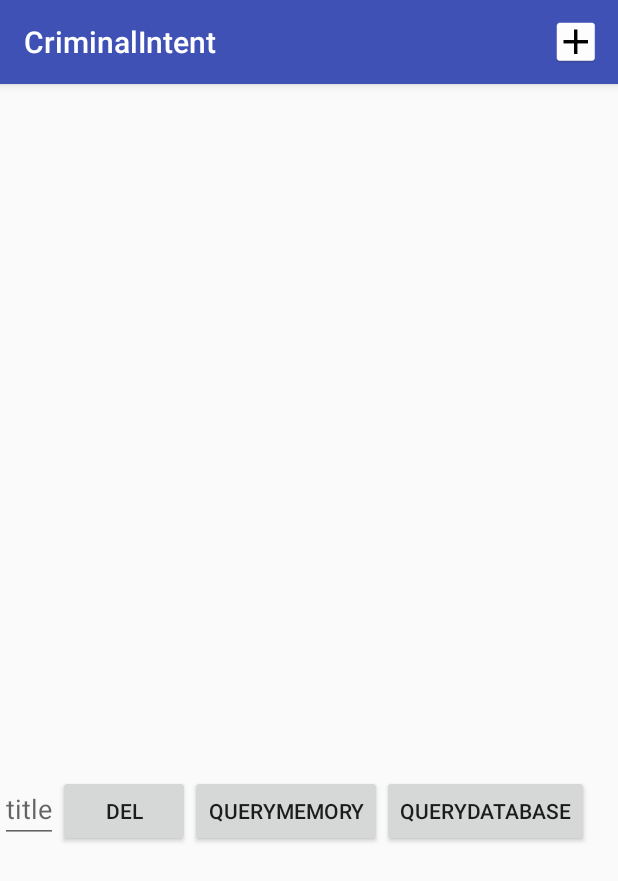
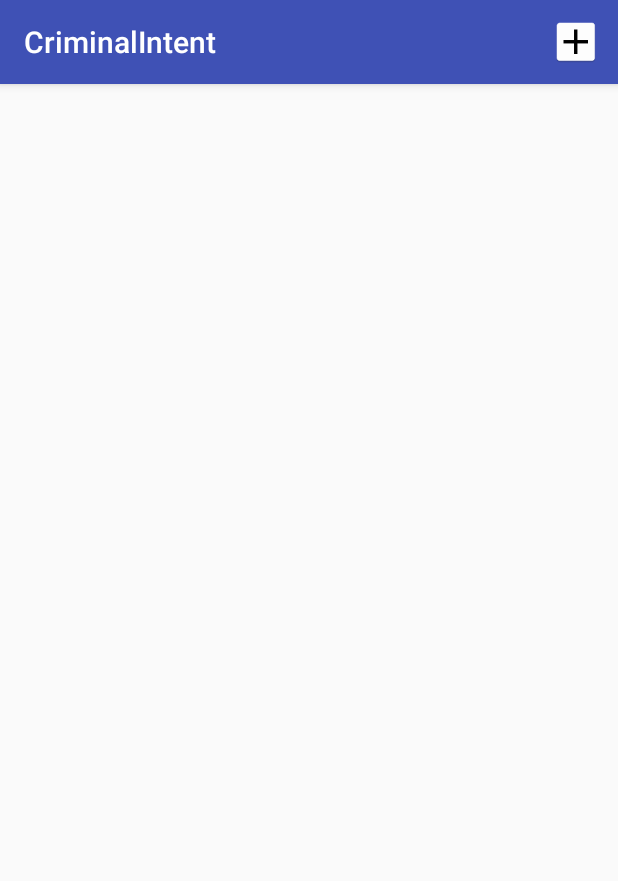
Before and after one commit to z3896823/CrimeIntent, an Android app: the screen it shows after launch (CrimeListActivity), on a phone screen of 412 x 824 dp. Shown: the top 881 px of the screen. Run offline under Robolectric (Android 15) with nearby library versions, the phone set to English and light mode, and no system bars; libraries missing offline, so code that uses them is left out: com.facebook.stetho, org.greenrobot.greendao; 5 statements that could not run were skipped.

Commit message:
dao completed

```diff
--- a/app/src/main/AndroidManifest.xml
+++ b/app/src/main/AndroidManifest.xml
@@ -20,6 +20,7 @@
 
         <activity android:name="org.zyb.crimeintent.CrimePagerActivity"
             android:parentActivityName="org.zyb.crimeintent.CrimeListActivity"/>
+
     </application>
 
 </manifest>
--- a/app/src/main/java/org/zyb/crimeintent/CrimePagerActivity.java
+++ b/app/src/main/java/org/zyb/crimeintent/CrimePagerActivity.java
@@ -11,12 +11,11 @@
 import android.support.v4.view.ViewPager;
 import android.support.v7.app.AppCompatActivity;
 
-import org.zyb.crimeintent.dao.Crime;
-import org.zyb.crimeintent.dao.CrimeManager;
+import org.zyb.crimeintent.model.Crime;
+import org.zyb.crimeintent.model.CrimeManager;
 import org.zyb.crimeintent.fragment.CrimeDetailFragment;
 
 import java.util.List;
-import java.util.UUID;
 
 /**
  * <pre>
--- a/app/src/main/java/org/zyb/crimeintent/dao/CrimeDao.java
+++ b/app/src/main/java/org/zyb/crimeintent/dao/CrimeDao.java
@@ -8,6 +8,7 @@
 import org.greenrobot.greendao.internal.DaoConfig;
 import org.greenrobot.greendao.database.Database;
 import org.greenrobot.greendao.database.DatabaseStatement;
+import org.zyb.crimeintent.model.Crime;
 
 // THIS CODE IS GENERATED BY greenDAO, DO NOT EDIT.
 /**
--- a/app/src/main/java/org/zyb/crimeintent/dao/CrimeManager.java
+++ /dev/null
@@ -1,61 +0,0 @@
-package org.zyb.crimeintent.dao;
-
-import org.zyb.crimeintent.MyApplication;
-
-import java.util.List;
-import java.util.ListIterator;
-
-/**
- * <pre>
- *     author : zyb
- *     e-mail : hbdxzyb@hotmail.com
- *     time   : 2017/04/17
- *     desc   :
- *     version: 1.0
- * </pre>
- */
-
-public class CrimeManager {
-
-    private List<Crime> crimeList;
-    private static CrimeManager crimeManager;
-
-    private CrimeManager(){
-    }
-
-    public static CrimeManager getCrimeManager(){
-        if (crimeManager == null){
-            crimeManager = new CrimeManager();
-        }
-        return crimeManager;
-    }
-
-    public List<Crime> getCrimeList() {
-        if (crimeList == null){
-            crimeList = getCrimeListFromDB();
-        }
-        return crimeList;
-    }
-
-    public void addCrime(Crime crime){
-        crimeList.add(crime);
-        MyApplication.getDaoSession().getCrimeDao().insert(crime);
-    }
-
-    public void deleteCrime(Crime crime){
-        crimeList.remove(crime);
-        MyApplication.getDaoSession().getCrimeDao().delete(crime);
-    }
-
-    public void updateCrime(Crime crime){
-        MyApplication.getDaoSession().getCrimeDao().update(crime);
-    }
-
-    public Crime getCrimeById(Long id){
-        return MyApplication.getDaoSession().getCrimeDao().load(id);
-    }
-
-    private List<Crime> getCrimeListFromDB(){
-        return MyApplication.getDaoSession().getCrimeDao().loadAll();
-    }
-}
--- a/app/src/main/java/org/zyb/crimeintent/dao/DaoSession.java
+++ b/app/src/main/java/org/zyb/crimeintent/dao/DaoSession.java
@@ -8,9 +8,7 @@
 import org.greenrobot.greendao.identityscope.IdentityScopeType;
 import org.greenrobot.greendao.internal.DaoConfig;
 
-import org.zyb.crimeintent.dao.Crime;
-
-import org.zyb.crimeintent.dao.CrimeDao;
+import org.zyb.crimeintent.model.Crime;
 
 // THIS CODE IS GENERATED BY greenDAO, DO NOT EDIT.
 
--- a/app/src/main/java/org/zyb/crimeintent/model/CrimeManager.java
+++ b/app/src/main/java/org/zyb/crimeintent/model/CrimeManager.java
@@ -1,175 +1,63 @@
-//package org.zyb.crimeintent.model;
-//
-//import android.content.Context;
-//import android.database.Cursor;
-//import android.database.sqlite.SQLiteDatabase;
-//import android.util.Log;
-//
-//import org.zyb.crimeintent.database.CrimeDBHelper;
-//import org.zyb.crimeintent.database.CursorParser;
-//import org.zyb.crimeintent.util.Utility;
-//
-//import java.util.ArrayList;
-//import java.util.List;
-//import java.util.UUID;
-//
-///**
-// * <pre>
-// *     author : zyb
-// *     e-mail : hbdxzyb@hotmail.com
-// *     time   : 2017/03/16
-// *     desc   : 模型类的控制类，使用单例模式，作为程序与数据库沟通的桥梁，负责维护数据库中的数据和内存中的数据的一致性
-// *     version: 2.0
-// * </pre>
-// *
-// * 注意，这里的设计是想把该类对象作为单例，但是其他方法却是通过对象调用的方式来访问
-// * 注意到只有getCrimeLab是静态方法，另外两个get不是静态的，必须通过对象来调用
-// *
-// * 该类对数据库提交程序对数据的修改，同时也负责维护内存中数据的变化，保持和数据库的一致性。
-// *
-// */
-//
-//public class CrimeManager {
-//
-//    private static final String TAG = "ybz";
-//    private static CrimeManager sCrimeManager; // memory leak here
-//
-//    private List<Crime> crimeList = new ArrayList<>();
-//
-//    private SQLiteDatabase crimeDB;
-//
-//    private static final String DB_NAME = "crimeDB";
-//    private int version = 1;
-//    private String createTable = "create table Crime (" +
-//            "id integer primary key autoincrement," +
-//            "UUID text," +
-//            "title text," +
-//            "date text," +
-//            "isSolved int)";
-//
-//    private CrimeManager(Context context){
-//        // create or get database here
-//        crimeDB = new CrimeDBHelper(context,DB_NAME,version,createTable).getWritableDatabase();
-//    }
-//
-//    public static CrimeManager getCrimeManager(Context context){
-//        if (sCrimeManager == null){
-//            sCrimeManager = new CrimeManager(context);
-//        }
-//        return sCrimeManager;
-//    }
-//
-//    //强制从数据库取数据
-//    public List<Crime> getCrimeListFromDB(){
-//        Cursor cursor = crimeDB.rawQuery("select * from Crime",null);
-//        List<Crime> crimeList1 = CursorParser.getCrimeList(cursor);
-//        cursor.close();
-//        return crimeList1;
-//    }
-//
-//    public List<Crime> getCrimeList(){
-//        if (crimeList.size() == 0) {
-//            // query database here
-//            Cursor cursor = crimeDB.rawQuery("select * from Crime",null);
-//            crimeList = CursorParser.getCrimeList(cursor);
-//            cursor.close();
-//            // 如果数据库为空，对列表执行初始化，但是该初始化并不向数据库写入数据
-//            if (crimeList.isEmpty()){
-//                Crime crime = new Crime();
-//                crime.setTitle("this is a title");
-//                crime.setDate(Utility.getNowTime());
-//                crime.setSolved(true);
-//                crimeList.add(crime);
-//            }
-//            Log.d(TAG, "CrimeList get from database:");
-//            for (Crime crime:crimeList){
-//                Log.d(TAG, "crime title: "+ crime.getTitle()+ "  uuid: "+crime.getUuid().toString());
-//            }
-//        }
-//
-//        return crimeList;
-//    }
-//    /**
-//     * 这里要更新内存中的crimeList，有两种方法：
-//     * 1. 重新从数据库中读取新的列表
-//     * 2. 把新的crime直接添加到内存中的crimeList中去（选用）
-//     */
-//    public UUID addCrime(){
-//        // add into database and update crimeList in memory
-//        Crime crime = new Crime();
-//        crimeList.add(crime);
-//        crimeDB.execSQL("insert into Crime (UUID, title, date ,isSolved) values (?,?,?,?)",
-//                new String[]{crime.getUuid().toString(),"",crime.getDate(),"0"});
-//        Log.d(TAG, crime.getTitle()+ " is added to database by CrimeManager");
-//        return crime.getUuid();
-//    }
-//
-//    /**
-//     * 删除数据库后要更新内存中的crimeList，此时有两种情况：
-//     * 1. 如果当前crimeList没被GC回收，那么getCrime能够return一个Crime对象回来，将其从crimeList中删除即可
-//     * 2. 如果当前crimeList被GC回收了，那么getCrime会重新请求crimeList，此时根据UUID已经get不到已经删除的Crime对象
-//     *    所以返回null，不执行任何操作，同时crimeList也已被更新了
-//     * @param crimeId
-//     */
-//    public void deleteCrime(UUID crimeId){
-//        // delete a crime record
-//        crimeDB.execSQL("delete from crime where uuid = ? ",new String[]{crimeId.toString()});
-//        // 更新内存中的crimeList
-//        Crime crime = getCrime(crimeId);
-//        crimeList.remove(crime);
-//    }
-//    public void deleteCrime(String title){
-//        crimeDB.execSQL("delete from crime where title = ? ",new String[]{title});
-//        Crime crime = getCrime(title);
-//        crimeList.remove(crime);
-//    }
-//
-//    //查
-//    public Crime getCrime(UUID uuid) {
-//        //为了防止上一个活动被回收后此处出现空指针，先判断下crimeList还在不在内存中
-//        if (crimeList == null){
-//            crimeList = getCrimeList();
-//        }
-//        for (Crime crime : crimeList) {
-//            if (crime.getUuid().equals(uuid)) {
-//                return crime;
-//            }
-//        }
-//        return null;
-//    }
-//
-//    public Crime getCrime(String title){
-//        for (Crime crime:crimeList){
-//            if (crime.getTitle().equals(title)){
-//                return crime;
-//            }
-//        }
-//        return null;
-//    }
-//
-//    //改title
-//    public void changeCrimeTitle(UUID uuid,String title){
-//        crimeDB.execSQL("update crime set title = ? where UUID = ?",new String[]{title,uuid.toString()});
-//        //更新内存中的crimeList
-//        Crime crime = getCrime(uuid);
-//        crime.setTitle(title);
-//        Log.d(TAG, uuid.toString()+ "   title change to:   "+ title);
-//    }
-//    //改isSolved
-//    public void changeCrimeSolved(UUID uuid,boolean isSolved){
-//        if (isSolved){
-//            crimeDB.execSQL("update crime set isSolved = ? where UUID = ?",new String[]{"1",uuid.toString()});
-//        } else {
-//            crimeDB.execSQL("update crime set isSolved = ? where UUID = ?",new String[]{"0",uuid.toString()});
-//        }
-//        Crime crime = getCrime(uuid);
-//        crime.setSolved(isSolved);
-//    }
-//    //改date
-//    public void changeCrimeDate(UUID uuid,String date){
-//        crimeDB.execSQL("update Crime set date = ? where UUID = ?",new String[]{date,uuid.toString()});
-//        Crime crime = getCrime(uuid);
-//        crime.setDate(date);
-//    }
-//
-//}
+package org.zyb.crimeintent.model;
+
+import org.zyb.crimeintent.MyApplication;
+import org.zyb.crimeintent.util.Utility;
+
+import java.util.Date;
+import java.util.List;
+
+/**
+ * <pre>
+ *     author : zyb
+ *     e-mail : hbdxzyb@hotmail.com
+ *     time   : 2017/04/17
+ *     desc   :
+ *     version: 1.0
+ * </pre>
+ */
+
+public class CrimeManager {
+
+    private List<Crime> crimeList;
+    private static CrimeManager crimeManager;
+
+    private CrimeManager(){
+    }
+
+    public static CrimeManager getCrimeManager(){
+        if (crimeManager == null){
+            crimeManager = new CrimeManager();
+        }
+        return crimeManager;
+    }
+
+    public List<Crime> getCrimeList() {
+        if (crimeList == null){
+            crimeList = getCrimeListFromDB();
+        }
+        return crimeList;
+    }
+
+    public void addCrime(Crime crime){
+        crime.setDate(Utility.dateToString(new Date()));
+        crimeList.add(crime);
+        MyApplication.getDaoSession().getCrimeDao().insert(crime);
+    }
+
+    public void deleteCrime(Crime crime){
+        crimeList.remove(crime);
+        MyApplication.getDaoSession().getCrimeDao().delete(crime);
+    }
+
+    public void updateCrime(Crime crime){
+        MyApplication.getDaoSession().getCrimeDao().update(crime);
+    }
+
+    public Crime getCrimeById(Long id){
+        return MyApplication.getDaoSession().getCrimeDao().load(id);
+    }
+
+    private List<Crime> getCrimeListFromDB(){
+        return MyApplication.getDaoSession().getCrimeDao().loadAll();
+    }
+}
--- a/app/src/main/res/layout/fragment_crimelist.xml
+++ b/app/src/main/res/layout/fragment_crimelist.xml
@@ -11,44 +11,44 @@
         android:layout_weight="3"
         />
 
-    <LinearLayout
-        android:layout_width="match_parent"
-        android:layout_height="0dp"
-        android:layout_weight="2"
-        android:orientation="vertical">
+    <!--<LinearLayout-->
+        <!--android:layout_width="match_parent"-->
+        <!--android:layout_height="0dp"-->
+        <!--android:layout_weight="2"-->
+        <!--android:orientation="vertical">-->
 
-        <LinearLayout
-            android:layout_width="match_parent"
-            android:layout_height="wrap_content"
-            android:orientation="horizontal">
+        <!--<LinearLayout-->
+            <!--android:layout_width="match_parent"-->
+            <!--android:layout_height="wrap_content"-->
+            <!--android:orientation="horizontal">-->
 
-            <EditText
-                android:id="@+id/id_et_title"
-                android:layout_width="wrap_content"
-                android:layout_height="wrap_content"
-                android:hint="title"/>
-            <Button
-                android:id="@+id/id_btn_delete"
-                android:layout_width="wrap_content"
-                android:layout_height="wrap_content"
-                android:text="del"/>
+            <!--<EditText-->
+                <!--android:id="@+id/id_et_title"-->
+                <!--android:layout_width="wrap_content"-->
+                <!--android:layout_height="wrap_content"-->
+                <!--android:hint="title"/>-->
+            <!--<Button-->
+                <!--android:id="@+id/id_btn_delete"-->
+                <!--android:layout_width="wrap_content"-->
+                <!--android:layout_height="wrap_content"-->
+                <!--android:text="del"/>-->
 
-            <Button
-                android:id="@+id/id_btn_queryMemory"
-                android:layout_width="wrap_content"
-                android:layout_height="wrap_content"
-                android:text="Querymemory"/>
-            <Button
-                android:id="@+id/id_btn_queryDatabase"
-                android:layout_width="wrap_content"
-                android:layout_height="wrap_content"
-                android:text="querydatabase"/>
-        </LinearLayout>
+            <!--<Button-->
+                <!--android:id="@+id/id_btn_queryMemory"-->
+                <!--android:layout_width="wrap_content"-->
+                <!--android:layout_height="wrap_content"-->
+                <!--android:text="Querymemory"/>-->
+            <!--<Button-->
+                <!--android:id="@+id/id_btn_queryDatabase"-->
+                <!--android:layout_width="wrap_content"-->
+                <!--android:layout_height="wrap_content"-->
+                <!--android:text="querydatabase"/>-->
+        <!--</LinearLayout>-->
 
-        <TextView
-            android:id="@+id/id_tv_result"
-            android:layout_width="match_parent"
-            android:layout_height="match_parent" />
-    </LinearLayout>
+        <!--<TextView-->
+            <!--android:id="@+id/id_tv_result"-->
+            <!--android:layout_width="match_parent"-->
+            <!--android:layout_height="match_parent" />-->
+    <!--</LinearLayout>-->
 
 </LinearLayout>
```
Also changed, not shown: app/src/main/java/org/zyb/crimeintent/dao/Crime.java (deleted, +0 -66 lines), app/src/main/java/org/zyb/crimeintent/fragment/CrimeDetailFragment.java (+54 -25 lines), app/src/main/java/org/zyb/crimeintent/fragment/CrimeListFragment.java (+2 -5 lines), app/src/main/java/org/zyb/crimeintent/model/Crime.java (+66 -61 lines).
